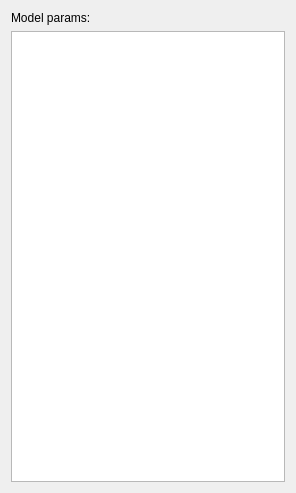
idergunoff/geovel_1.0, file qt/show_model_params.ui: the form before one commit.
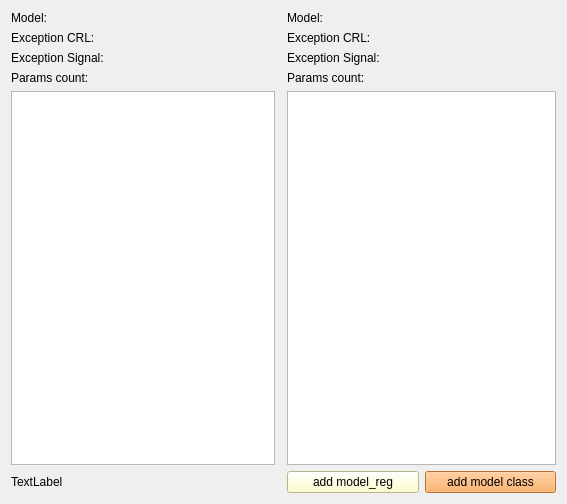
The form after the commit.

Commit message: show model params + compare

The edit to the form file:
```diff
--- a/qt/show_model_params.ui
+++ b/qt/show_model_params.ui
@@ -6,25 +6,119 @@
    <rect>
     <x>0</x>
     <y>0</y>
-    <width>296</width>
-    <height>493</height>
+    <width>567</width>
+    <height>504</height>
    </rect>
   </property>
   <property name="windowTitle">
    <string>Model Parameters</string>
   </property>
-  <layout class="QGridLayout" name="gridLayout_2">
+  <layout class="QGridLayout" name="gridLayout_4">
    <item row="0" column="0">
     <layout class="QGridLayout" name="gridLayout">
      <item row="0" column="0">
       <widget class="QLabel" name="label">
        <property name="text">
-        <string>Model params:</string>
+        <string>Model: </string>
+       </property>
+      </widget>
+     </item>
+     <item row="3" column="0">
+      <widget class="QLabel" name="label_count">
+       <property name="text">
+        <string>Params count: </string>
        </property>
       </widget>
      </item>
      <item row="1" column="0">
+      <widget class="QLabel" name="label_crl">
+       <property name="text">
+        <string>Exception CRL: </string>
+       </property>
+      </widget>
+     </item>
+     <item row="2" column="0">
+      <widget class="QLabel" name="label_signal">
+       <property name="text">
+        <string>Exception Signal: </string>
+       </property>
+      </widget>
+     </item>
+     <item row="4" column="0">
       <widget class="QListWidget" name="listWidget_parameters"/>
+     </item>
+     <item row="4" column="1">
+      <widget class="Line" name="line">
+       <property name="orientation">
+        <enum>Qt::Horizontal</enum>
+       </property>
+      </widget>
+     </item>
+    </layout>
+   </item>
+   <item row="0" column="1">
+    <layout class="QGridLayout" name="gridLayout_2">
+     <item row="1" column="0">
+      <widget class="QLabel" name="label_crl_2">
+       <property name="text">
+        <string>Exception CRL: </string>
+       </property>
+      </widget>
+     </item>
+     <item row="2" column="0">
+      <widget class="QLabel" name="label_signal_2">
+       <property name="text">
+        <string>Exception Signal: </string>
+       </property>
+      </widget>
+     </item>
+     <item row="0" column="0">
+      <widget class="QLabel" name="label_2">
+       <property name="text">
+        <string>Model: </string>
+       </property>
+      </widget>
+     </item>
+     <item row="3" column="0">
+      <widget class="QLabel" name="label_count_2">
+       <property name="text">
+        <string>Params count: </string>
+       </property>
+      </widget>
+     </item>
+     <item row="4" column="0">
+      <widget class="QListWidget" name="listWidget_parameters_2"/>
+     </item>
+    </layout>
+   </item>
+   <item row="1" column="0">
+    <widget class="QLabel" name="label_common_param">
+     <property name="text">
+      <string>TextLabel</string>
+     </property>
+    </widget>
+   </item>
+   <item row="1" column="1">
+    <layout class="QGridLayout" name="gridLayout_3">
+     <item row="0" column="0">
+      <widget class="QPushButton" name="pushButton_add_reg">
+       <property name="styleSheet">
+        <string notr="true">background-color: rgb(255, 255, 191);</string>
+       </property>
+       <property name="text">
+        <string>add model_reg</string>
+       </property>
+      </widget>
+     </item>
+     <item row="0" column="1">
+      <widget class="QPushButton" name="pushButton_add_class">
+       <property name="styleSheet">
+        <string notr="true">background-color: rgb(255, 163, 72);</string>
+       </property>
+       <property name="text">
+        <string>add model class</string>
+       </property>
+      </widget>
      </item>
     </layout>
    </item>
```
The commit also changes 6 other files.
